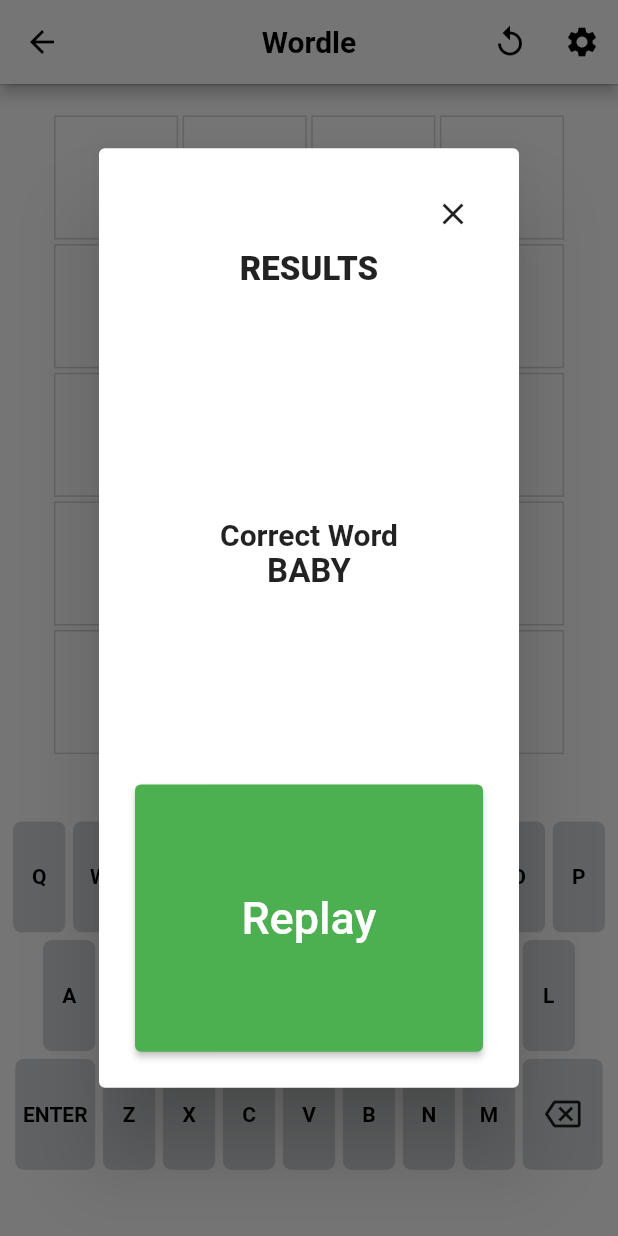
After one commit to ziburi-hiro/wordle, a Flutter app: the GamePage screen opened directly, after a tap on the "replay" icon, on a phone screen of 412 x 824 dp. The commit adds this screen. Run offline on Flutter 3.47's test engine with Material 2 defaults, Android fonts, the phone set to English and light mode, and no system bars; our stand-ins replace charts_flutter, shared_preferences; accounts and stored records are empty.

Commit message:
second make five words wordle

```diff
--- /dev/null
+++ b/lib/components/result_box.dart
@@ -0,0 +1,85 @@
+import 'package:flutter/material.dart';
+import 'package:provider/provider.dart';
+import 'package:wordle/components/stats_box.dart';
+import 'package:wordle/components/stats_chart.dart';
+import 'package:wordle/constants/answer_stages.dart';
+import 'package:wordle/data/key_map.dart';
+import 'package:wordle/main.dart';
+import 'package:wordle/providers/controller.dart';
+import 'package:wordle/utils/calculate_chart_stats.dart';
+
+class ResultBox extends StatelessWidget {
+  const ResultBox({Key? key}) : super(key: key);
+
+  @override
+  Widget build(BuildContext context) {
+    final size = MediaQuery.of(context).size;
+    return AlertDialog(
+      insetPadding: EdgeInsets.fromLTRB(size.width * 0.08, size.height * 0.12, size.width * 0.08, size.height * 0.12),
+      content: Column(
+        crossAxisAlignment: CrossAxisAlignment.stretch,
+        children: [
+          IconButton(
+              alignment: Alignment.centerRight,
+              onPressed: (){
+                Navigator.maybePop(context);
+              },
+              icon: const Icon(Icons.clear)
+          ),
+          const Expanded(
+              child: Text('RESULTS',
+                textAlign: TextAlign.center,
+                style: TextStyle(
+                  fontSize: 22,
+                  fontWeight: FontWeight.w900
+                ),
+              )
+          ),
+
+          Expanded(
+            child: Consumer<Controller>(
+              builder: (_ , notifier, __){
+                return Column(
+                  children: [
+                    Text('Correct Word',
+                      style: TextStyle(
+                          fontSize: 20,
+                          fontWeight: FontWeight.bold
+                      ),
+                    ),
+                    Text(notifier.correctWord,
+                      style: TextStyle(
+                        fontSize: 22,
+                        fontWeight: FontWeight.bold
+                    ),),
+                  ],
+                );
+              }
+            ),
+          ),
+
+          Expanded(
+              flex: 1,
+              child: ElevatedButton(
+                style: ElevatedButton.styleFrom(
+                    backgroundColor: Colors.green
+                ),
+                onPressed: (){
+                  keyMap.updateAll((key, value) => value = AnswerStage.notAnswered);
+
+                  Navigator.pushAndRemoveUntil(context,
+                      MaterialPageRoute(builder: (context) => const MyApp()),
+                          (route) => false
+                  );
+
+                },
+                child: const Text('Replay',style: TextStyle(
+                  fontSize: 30,
+                ),),
+              )
+          )
+        ],
+      ),
+    );
+  }
+}
--- a/lib/constants/words.dart
+++ b/lib/constants/words.dart
@@ -99,6 +99,105 @@ const List<String> words = [
   'CUTE',
   'DARE',
   'DARK',
+  'DATA',
+  'DATE',
+  'DAZE',
+  'DEAD',
+  'DEAL',
+  'DEAN',
+  'DEAR',
+  'DEBT',
+  'DECK',
+  'DEED',
+  'DEEP',
+  'DEER',
+  'DEFY',
+  'DENY',
+  'DESK',
+  'DICE',
+  'DIET',
+  'DINE',
+  'DIRT',
+  'DISH',
+  'DIVE',
+  'DOLL',
+  'DOOR',
+  'DRAG',
+  'DRAW',
+  'DROP',
+  'DRUG',
+  'DRUM',
+  'DUCK',
+  'DULL',
+  'DUMP',
+  'DUST',
+  'DUTY',
+  'EACH',
+  'EARN',
+  'EASE',
+  'EAST',
+  'EASY',
+  'ECHO',
+  'EDGE',
+  'ELSE',
+  'EMIT',
+  'ENVY',
+  'EPIC',
+  'EVEN',
+  'EVER',
+  'EVIL',
+  'EXAM',
+  'FACE',
+  'FACT',
+  'FADE',
+  'FAIL',
+  'FAIR',
+  'FALL',
+  'FARM',
+  'FAST',
+  'FATE',
+  'FEAR',
+  'FEED',
+  'FEEL',
+  'FILE',
+  'FILL',
+  'FILM',
+  'FIND',
+  'FINE',
+  'FIRE',
+  'FIRM',
+  'FISH',
+  'FIVE',
+  'FLAG',
+  'FLAT',
+  'FLEE',
+  'FLOW',
+  'FOLD',
+  'FOLK',
+  'FOND',
+  'FOOD',
+  'FOOL',
+  'FOOT',
+  'FORE',
+  'FORK',
+  'FORM',
+  'FORT',
+  'FOUR',
+  'FREE',
+  'FLOG',
+  'FROM',
+  'FUEL',
+  'FULL',
+  'FUND',
+  'FURY',
+  'FUSE',
+  'GAIN',
+  'GAME',
+  'GANG',
+  'GATE',
+  'GAZE',
+  'GEAR',
+  'GENE',
 
 ];
 
--- a/lib/screen/game_page.dart
+++ b/lib/screen/game_page.dart
@@ -3,6 +3,7 @@ import 'package:flutter/material.dart';
 import 'package:provider/provider.dart';
 import 'package:wordle/components/grid.dart';
 import 'package:wordle/components/keyboard_row.dart';
+import 'package:wordle/components/result_box.dart';
 import 'package:wordle/components/stats.dart';
 import 'package:wordle/constants/words.dart';
 import 'package:wordle/providers/controller.dart';
@@ -63,9 +64,12 @@ class _GamePageState extends State<GamePage> {
               }
               return IconButton(
                   onPressed: () async {
-                    showDialog(context: context, builder: (_) => const StatsBox());
+                    // notifier.gameCompleted ? showDialog(context: context, builder: (_) => const ResultBox())
+                    //     :
+                    // showDialog(context: context, builder: (_) => const StatsBox());
+                    showDialog(context: context, builder: (_) => const ResultBox());
                   },
-                  icon: const Icon(Icons.bar_chart_outlined));
+                  icon: const Icon(Icons.replay_sharp));
             }
           ),
           IconButton(
```
Also changed, not shown: lib/constants/means.dart (added, +201 -0 lines).
